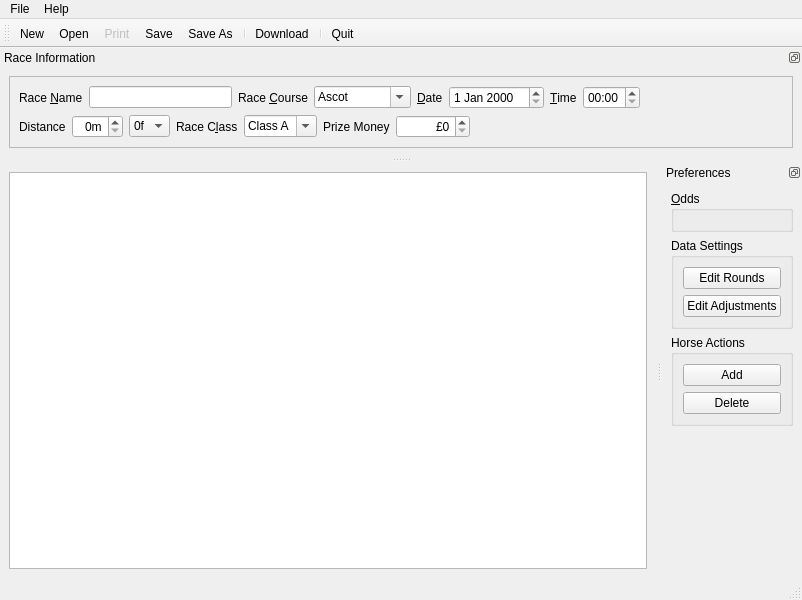
First picture: the form in GUI/Betty_MainWindow.ui, repository brunowenzel07/QBetty, before the edit.
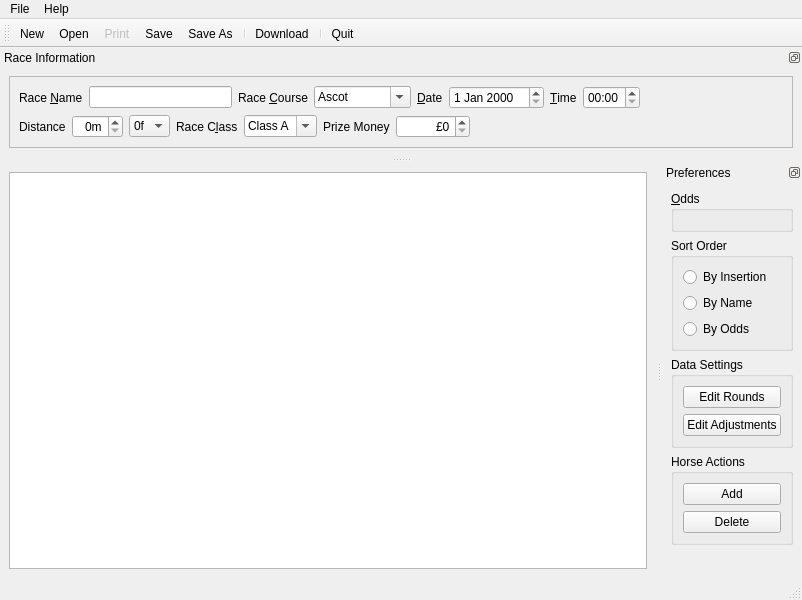
Second picture: the form after the edit. Icons and pictures are not drawn.

What changed in the file:
```diff
--- a/GUI/Betty_MainWindow.ui
+++ b/GUI/Betty_MainWindow.ui
@@ -440,6 +440,36 @@
        <layout class="QVBoxLayout" name="oddsLayout"/>
       </widget>
      </item>
+     <item>
+      <widget class="QGroupBox" name="groupBox">
+       <property name="title">
+        <string>Sort Order</string>
+       </property>
+       <layout class="QVBoxLayout" name="verticalLayout_2">
+        <item>
+         <widget class="QRadioButton" name="radioButton_2">
+          <property name="text">
+           <string>By Insertion</string>
+          </property>
+         </widget>
+        </item>
+        <item>
+         <widget class="QRadioButton" name="radioButton">
+          <property name="text">
+           <string>By Name</string>
+          </property>
+         </widget>
+        </item>
+        <item>
+         <widget class="QRadioButton" name="radioButton_3">
+          <property name="text">
+           <string>By Odds</string>
+          </property>
+         </widget>
+        </item>
+       </layout>
+      </widget>
+     </item>
      <item>
       <widget class="QGroupBox" name="dataGroupBox">
        <property name="title">
```
